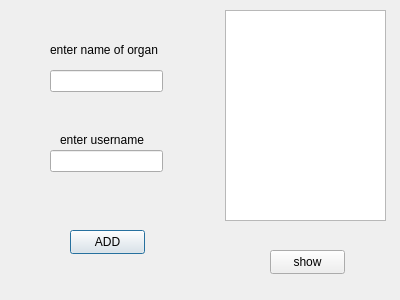
Above: dialog_add_user_to_organ.ui from annishelion/ap-projet before the change. Below: the same form after it.
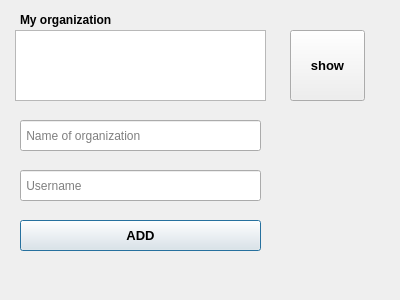
That is the form after the change.

```diff
--- a/dialog_add_user_to_organ.ui
+++ b/dialog_add_user_to_organ.ui
@@ -16,68 +16,72 @@
   <widget class="QListWidget" name="listWidget">
    <property name="geometry">
     <rect>
-     <x>225</x>
-     <y>10</y>
-     <width>161</width>
-     <height>211</height>
+     <x>15</x>
+     <y>30</y>
+     <width>251</width>
+     <height>71</height>
     </rect>
    </property>
   </widget>
   <widget class="QLineEdit" name="enter_username">
    <property name="geometry">
     <rect>
-     <x>50</x>
-     <y>150</y>
-     <width>113</width>
-     <height>22</height>
+     <x>20</x>
+     <y>170</y>
+     <width>241</width>
+     <height>31</height>
     </rect>
    </property>
+   <property name="placeholderText">
+    <string> Username</string>
+   </property>
   </widget>
   <widget class="QLineEdit" name="enter_organ">
    <property name="geometry">
     <rect>
-     <x>50</x>
-     <y>70</y>
-     <width>113</width>
-     <height>22</height>
+     <x>20</x>
+     <y>120</y>
+     <width>241</width>
+     <height>31</height>
     </rect>
    </property>
+   <property name="placeholderText">
+    <string> Name of organization</string>
+   </property>
   </widget>
   <widget class="QLabel" name="label">
    <property name="geometry">
     <rect>
-     <x>50</x>
-     <y>40</y>
-     <width>111</width>
+     <x>20</x>
+     <y>10</y>
+     <width>151</width>
      <height>20</height>
     </rect>
    </property>
-   <property name="text">
-    <string>enter name of organ</string>
+   <property name="font">
+    <font>
+     <bold>true</bold>
+    </font>
    </property>
-  </widget>
-  <widget class="QLabel" name="label_2">
-   <property name="geometry">
-    <rect>
-     <x>60</x>
-     <y>130</y>
-     <width>91</width>
-     <height>20</height>
-    </rect>
-   </property>
    <property name="text">
-    <string>enter username</string>
+    <string>My organization</string>
    </property>
   </widget>
   <widget class="QPushButton" name="add">
    <property name="geometry">
     <rect>
-     <x>70</x>
-     <y>230</y>
-     <width>75</width>
-     <height>24</height>
+     <x>20</x>
+     <y>220</y>
+     <width>241</width>
+     <height>31</height>
     </rect>
    </property>
+   <property name="font">
+    <font>
+     <pointsize>10</pointsize>
+     <bold>true</bold>
+    </font>
+   </property>
    <property name="text">
     <string>ADD</string>
    </property>
@@ -85,12 +89,18 @@
   <widget class="QPushButton" name="show">
    <property name="geometry">
     <rect>
-     <x>270</x>
-     <y>250</y>
+     <x>290</x>
+     <y>30</y>
      <width>75</width>
-     <height>24</height>
+     <height>71</height>
     </rect>
    </property>
+   <property name="font">
+    <font>
+     <pointsize>10</pointsize>
+     <bold>true</bold>
+    </font>
+   </property>
    <property name="text">
     <string>show</string>
    </property>
```
